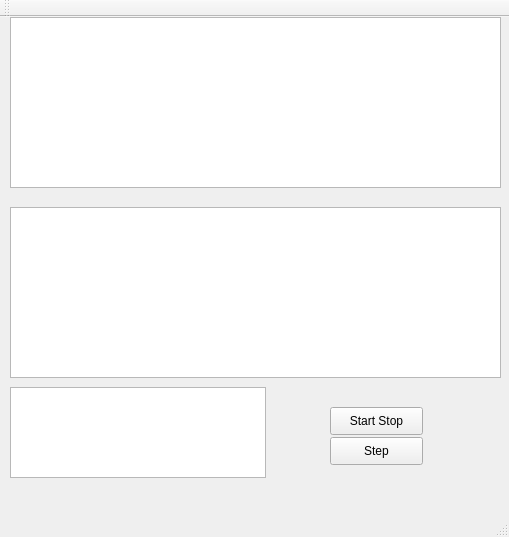
The window that mainwindow.ui (SebastianSchwank/Genesis) describes before a commit, drawn with Qt 5.
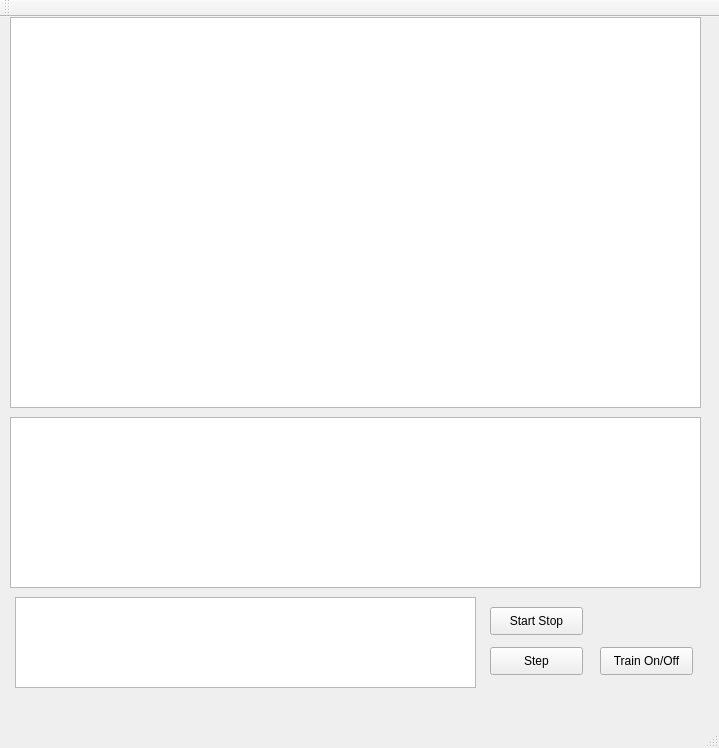
The same window after the commit.

```diff
--- a/mainwindow.ui
+++ b/mainwindow.ui
@@ -6,8 +6,8 @@
    <rect>
     <x>0</x>
     <y>0</y>
-    <width>509</width>
-    <height>537</height>
+    <width>719</width>
+    <height>748</height>
    </rect>
   </property>
   <property name="windowTitle">
@@ -19,16 +19,16 @@
      <rect>
       <x>10</x>
       <y>0</y>
-      <width>491</width>
-      <height>171</height>
+      <width>691</width>
+      <height>391</height>
      </rect>
     </property>
    </widget>
    <widget class="QPushButton" name="pushButton">
     <property name="geometry">
      <rect>
-      <x>330</x>
-      <y>390</y>
+      <x>490</x>
+      <y>590</y>
       <width>93</width>
       <height>28</height>
      </rect>
@@ -40,8 +40,8 @@
    <widget class="QPushButton" name="pushButton_2">
     <property name="geometry">
      <rect>
-      <x>330</x>
-      <y>420</y>
+      <x>490</x>
+      <y>630</y>
       <width>93</width>
       <height>28</height>
      </rect>
@@ -54,8 +54,8 @@
     <property name="geometry">
      <rect>
       <x>10</x>
-      <y>190</y>
-      <width>491</width>
+      <y>400</y>
+      <width>691</width>
       <height>171</height>
      </rect>
     </property>
@@ -63,13 +63,26 @@
    <widget class="QGraphicsView" name="graphicsView_3">
     <property name="geometry">
      <rect>
-      <x>10</x>
-      <y>370</y>
-      <width>256</width>
+      <x>15</x>
+      <y>580</y>
+      <width>461</width>
       <height>91</height>
      </rect>
     </property>
    </widget>
+   <widget class="QPushButton" name="pushButton_3">
+    <property name="geometry">
+     <rect>
+      <x>600</x>
+      <y>630</y>
+      <width>93</width>
+      <height>28</height>
+     </rect>
+    </property>
+    <property name="text">
+     <string>Train On/Off</string>
+    </property>
+   </widget>
   </widget>
   <widget class="QMenuBar" name="menuBar">
    <property name="geometry">
```
Left out of the diff: 2 changed lines with no effect on the pictures.
